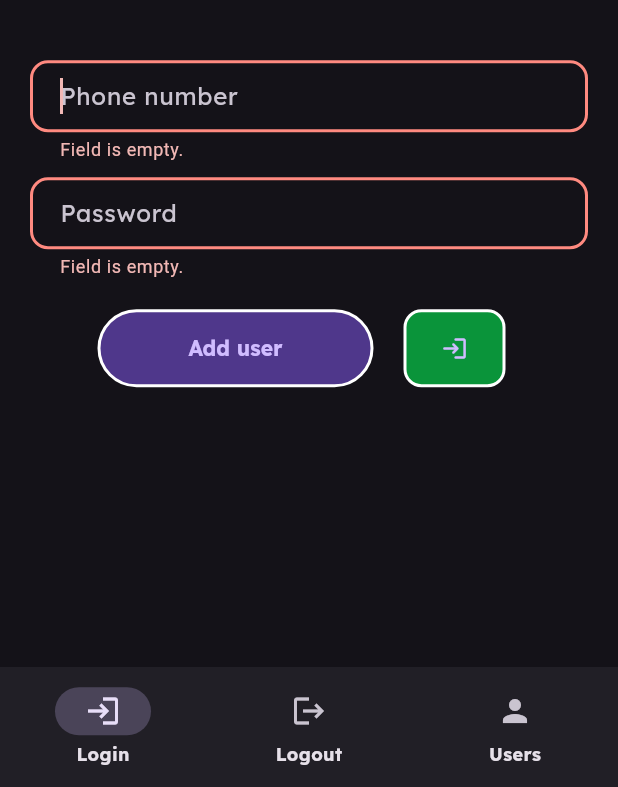
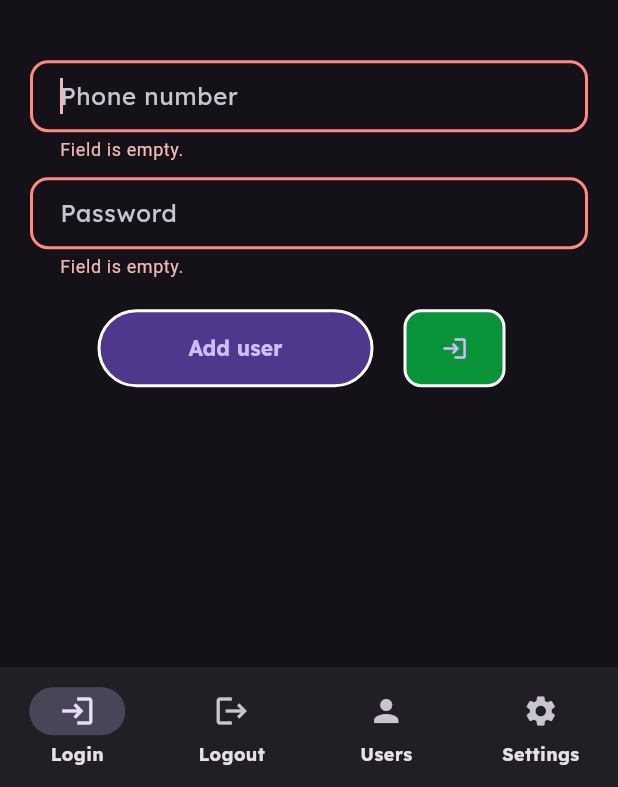
Before and after one commit to duskygloom/moe_wifi_flutter, a Flutter app: the screen it shows after launch, after a tap on "Add user", on a phone screen of 412 x 824 dp, the part 449-1236 px from its top. Run offline on Flutter 3.47's test engine with Material 3 defaults, Android fonts, the phone set to English and light mode, and no system bars; our stand-ins replace google_fonts, hive, logger; accounts and stored records are empty; statements that could not run were skipped.

Commit message:
Version 1.0.3

```diff
--- a/lib/core/pages/home_page.dart
+++ b/lib/core/pages/home_page.dart
@@ -1,8 +1,10 @@
 import 'package:flutter/material.dart';
+import 'package:moe_wifi/core/theme.dart';
 import 'package:moe_wifi/core/widgets/appbar.dart';
 import 'package:moe_wifi/core/widgets/sidebar.dart';
 import 'package:moe_wifi/views/logout/pages/logout_page.dart';
 import 'package:moe_wifi/views/login/pages/login_page.dart';
+import 'package:moe_wifi/views/settings/pages/settings_page.dart';
 import 'package:moe_wifi/views/users/pages/users_page.dart';
 import 'package:moe_wifi/core/widgets/bottom_bar.dart';
 
@@ -24,6 +26,7 @@ class _HomePageState extends State<HomePage> {
         LoginPage.body,
         LogoutPage.body,
         UsersPage.body,
+        SettingsPage.body,
       ],
     );
     var topbar = Appbar(index: selected);
@@ -43,16 +46,16 @@ class _HomePageState extends State<HomePage> {
         });
     return Scaffold(
       appBar: topbar,
-      body: MediaQuery.sizeOf(context).width > 600
-          ? Row(
-              children: [
-                Expanded(child: body),
-                sidebar,
-              ],
-            )
+      body: MediaQuery.sizeOf(context).width > CustomTheme.mobileWidth
+          ? Row(children: [
+              Expanded(child: body),
+              sidebar,
+            ])
           : body,
       bottomNavigationBar:
-          MediaQuery.sizeOf(context).width > 600 ? null : navigationBar,
+          MediaQuery.sizeOf(context).width > CustomTheme.mobileWidth
+              ? null
+              : navigationBar,
     );
   }
 }
--- a/lib/core/theme.dart
+++ b/lib/core/theme.dart
@@ -12,6 +12,8 @@ class CustomTheme {
       ),
     );
   }
+
+  static const mobileWidth = 600;
 
   static Color get activeColor => const Color.fromARGB(255, 10, 148, 58);
 
--- a/lib/core/widgets/appbar.dart
+++ b/lib/core/widgets/appbar.dart
@@ -1,6 +1,7 @@
 import 'package:flutter/material.dart';
 import 'package:moe_wifi/views/logout/pages/logout_page.dart';
 import 'package:moe_wifi/views/login/pages/login_page.dart';
+import 'package:moe_wifi/views/settings/pages/settings_page.dart';
 import 'package:moe_wifi/views/users/pages/users_page.dart';
 
 class Appbar extends StatelessWidget implements PreferredSizeWidget {
@@ -16,6 +17,7 @@ class Appbar extends StatelessWidget implements PreferredSizeWidget {
         LoginPage.appbar(context),
         LogoutPage.appbar(context),
         UsersPage.appbar(context),
+        SettingsPage.appbar(context),
       ],
     );
   }
--- a/lib/core/widgets/bottom_bar.dart
+++ b/lib/core/widgets/bottom_bar.dart
@@ -14,6 +14,7 @@ class BottomBar extends StatelessWidget {
         NavigationDestination(icon: Icon(Icons.login), label: 'Login'),
         NavigationDestination(icon: Icon(Icons.logout), label: 'Logout'),
         NavigationDestination(icon: Icon(Icons.person), label: 'Users'),
+        NavigationDestination(icon: Icon(Icons.settings), label: 'Settings'),
       ],
       selectedIndex: selected,
       onDestinationSelected: onDestinationSelected,
--- a/lib/core/widgets/text_input.dart
+++ b/lib/core/widgets/text_input.dart
@@ -3,21 +3,27 @@ import 'package:flutter/material.dart';
 class TextInput extends StatelessWidget {
   const TextInput({
     super.key,
-    required this.hintText,
     required this.controller,
+    this.hintText,
+    this.labelText,
     this.isPhone = false,
     this.isObscure = false,
     this.isFocused = false,
     this.isMandatory = false,
     this.onEnterPress,
+    this.action,
+    this.focusNode,
   });
 
-  final String hintText;
+  final String? hintText;
+  final String? labelText;
   final TextEditingController controller;
   final bool isPhone;
   final bool isFocused;
   final bool isObscure;
   final bool isMandatory;
+  final TextInputAction? action;
+  final FocusNode? focusNode;
   final Future<void> Function()? onEnterPress;
 
   @override
@@ -31,6 +37,7 @@ class TextInput extends StatelessWidget {
         style: Theme.of(context).inputDecorationTheme.hintStyle,
         decoration: InputDecoration(
           hintText: hintText,
+          labelText: labelText,
         ),
         validator: isMandatory
             ? (value) {
@@ -46,6 +53,8 @@ class TextInput extends StatelessWidget {
         obscureText: isObscure,
         autofocus: isFocused,
         keyboardType: isPhone ? TextInputType.phone : null,
+        textInputAction: action,
+        focusNode: focusNode,
       ),
     );
   }
--- a/lib/models/refresh_callback.dart
+++ b/lib/models/refresh_callback.dart
@@ -11,6 +11,9 @@ Future<void> refreshCallback() async {
     (e, trace) {
       if (e is ClientException) {
         throw Exception('Not connected to network.');
+      } else {
+        // throw Exception('Something went wrong...');
+        throw e.toString();
       }
     },
   );
--- a/lib/views/login/widgets/login_body.dart
+++ b/lib/views/login/widgets/login_body.dart
@@ -1,6 +1,6 @@
 import 'package:flutter/material.dart';
 import 'package:moe_wifi/core/theme.dart';
-import 'package:moe_wifi/views/login/widgets/add_user_form.dart';
+import 'package:moe_wifi/views/login/widgets/user_form.dart';
 
 class LoginBody extends StatelessWidget {
   const LoginBody({super.key});
@@ -19,15 +19,21 @@ class LoginBody extends StatelessWidget {
         ),
         const Padding(
           padding: EdgeInsets.symmetric(horizontal: 20),
-          child: AddUserForm(),
+          child: UserForm(),
         ),
         const SizedBox(height: 40),
       ],
     );
-    return MediaQuery.sizeOf(context).height < 600
-        ? SingleChildScrollView(
-            child: content,
-          )
-        : content;
+
+    final appWidth = MediaQuery.sizeOf(context).width;
+    final appHeight = MediaQuery.sizeOf(context).height;
+
+    if (appWidth <= CustomTheme.mobileWidth && appHeight < 485) {
+      return SingleChildScrollView(child: content);
+    } else if (appHeight < 405) {
+      return SingleChildScrollView(child: content);
+    } else {
+      return content;
+    }
   }
 }
--- a/lib/views/login/widgets/quick_login_row.dart
+++ b/lib/views/login/widgets/login_butttons.dart
@@ -6,8 +6,8 @@ import 'package:moe_wifi/models/local_storage.dart';
 import 'package:moe_wifi/models/moe.dart';
 import 'package:moe_wifi/models/refresh_callback.dart';
 
-class QuickLoginRow extends StatelessWidget {
-  const QuickLoginRow({super.key});
+class LoginButtons extends StatelessWidget {
+  const LoginButtons({super.key});
 
   Future<void> loginFunction(BuildContext context) async {
     final currentUser = LocalStorage.getConfig('currentUser') ?? '';
--- a/lib/views/login/widgets/add_user_form.dart
+++ b/lib/views/login/widgets/user_form.dart
@@ -2,16 +2,16 @@ import 'package:flutter/material.dart';
 import 'package:moe_wifi/models/local_storage.dart';
 import 'package:moe_wifi/core/widgets/loading_button.dart';
 import 'package:moe_wifi/core/widgets/text_input.dart';
-import 'package:moe_wifi/views/login/widgets/quick_login_row.dart';
+import 'package:moe_wifi/views/login/widgets/login_butttons.dart';
 
-class AddUserForm extends StatefulWidget {
-  const AddUserForm({super.key});
+class UserForm extends StatefulWidget {
+  const UserForm({super.key});
 
   @override
-  State<AddUserForm> createState() => _AddUserFormState();
+  State<UserForm> createState() => _UserFormState();
 }
 
-class _AddUserFormState extends State<AddUserForm> {
+class _UserFormState extends State<UserForm> {
   final formKey = GlobalKey<FormState>();
   final phoneController = TextEditingController();
   final passwordController = TextEditingController();
@@ -23,8 +23,7 @@ class _AddUserFormState extends State<AddUserForm> {
     super.dispose();
   }
 
-  Future<void> addUserFunction() async {
-    if (!formKey.currentState!.validate()) return;
+  void addUserFunction() {
     LocalStorage.putPassword(
       phoneNumber: phoneController.text,
       password: passwordController.text,
@@ -37,14 +36,25 @@ class _AddUserFormState extends State<AddUserForm> {
 
   @override
   Widget build(BuildContext context) {
-    var widgets = [
+    final passwordNode = FocusNode();
+
+    final widgets = [
       LoadingButton(
         text: 'Add user',
-        onTap: addUserFunction,
+        onTap: () async {
+          if (formKey.currentState!.validate()) {
+            addUserFunction();
+            ScaffoldMessenger.of(context).showSnackBar(SnackBar(
+              content: Text('Added user: ${phoneController.text}'),
+              behavior: SnackBarBehavior.floating,
+            ));
+          }
+        },
       ),
       const SizedBox(width: 10, height: 16),
-      const QuickLoginRow(),
+      const LoginButtons(),
     ];
+
     return Form(
       key: formKey,
       child: Column(
@@ -56,7 +66,10 @@ class _AddUserFormState extends State<AddUserForm> {
             isPhone: true,
             isFocused: true,
             isMandatory: true,
-            onEnterPress: addUserFunction,
+            action: TextInputAction.next,
+            onEnterPress: () async {
+              passwordNode.requestFocus();
+            },
           ),
           const SizedBox(height: 10),
           TextInput(
@@ -64,7 +77,17 @@ class _AddUserFormState extends State<AddUserForm> {
             controller: passwordController,
             isObscure: true,
             isMandatory: true,
-            onEnterPress: addUserFunction,
+            focusNode: passwordNode,
+            action: TextInputAction.done,
+            onEnterPress: () async {
+              if (formKey.currentState!.validate()) {
+                addUserFunction();
+                ScaffoldMessenger.of(context).showSnackBar(SnackBar(
+                  content: Text('Added user: ${phoneController.text}'),
+                  behavior: SnackBarBehavior.floating,
+                ));
+              }
+            },
           ),
           const SizedBox(height: 20),
           MediaQuery.sizeOf(context).width > 400
--- /dev/null
+++ b/lib/views/settings/pages/settings_page.dart
@@ -0,0 +1,14 @@
+import 'package:flutter/material.dart';
+import 'package:moe_wifi/core/theme.dart';
+import 'package:moe_wifi/views/settings/widgets/settings_body.dart';
+
+class SettingsPage {
+  static Widget get body => const SettingsBody();
+
+  static AppBar appbar(BuildContext context) {
+    return AppBar(
+      surfaceTintColor: Colors.transparent,
+      title: Text('Settings', style: CustomTheme.titleTextTheme),
+    );
+  }
+}
--- /dev/null
+++ b/lib/views/settings/widgets/settings_body.dart
@@ -0,0 +1,36 @@
+import 'package:flutter/material.dart';
+import 'package:moe_wifi/core/theme.dart';
+import 'package:moe_wifi/views/settings/widgets/settings_form.dart';
+
+class SettingsBody extends StatelessWidget {
+  const SettingsBody({super.key});
+
+  @override
+  Widget build(BuildContext context) {
+    const contentWidth = 800;
+    final appWidth = MediaQuery.sizeOf(context).width;
+    final appHeight = MediaQuery.sizeOf(context).height;
+    final totalPadding = appWidth > contentWidth ? appWidth - contentWidth : 40;
+
+    var content = Column(
+      mainAxisAlignment: MainAxisAlignment.center,
+      children: [
+        Padding(
+          padding: EdgeInsets.symmetric(
+            horizontal: totalPadding / 2,
+            vertical: 20,
+          ),
+          child: const SettingsForm(),
+        ),
+      ],
+    );
+
+    if (appWidth <= CustomTheme.mobileWidth && appHeight < 472) {
+      return SingleChildScrollView(child: content);
+    } else if (appHeight < 392) {
+      return SingleChildScrollView(child: content);
+    } else {
+      return content;
+    }
+  }
+}
--- a/pubspec.yaml
+++ b/pubspec.yaml
@@ -16,7 +16,7 @@ publish_to: "none" # Remove this line if you wish to publish to pub.dev
 # https://developer.apple.com/library/archive/documentation/General/Reference/InfoPlistKeyReference/Articles/CoreFoundationKeys.html
 # In Windows, build-name is used as the major, minor, and patch parts
 # of the product and file versions while build-number is used as the build suffix.
-version: 1.0.2+1
+version: 1.0.3+1
 
 environment:
   sdk: ^3.5.4
```
Also changed, not shown: lib/core/widgets/sidebar.dart (+9 -2 lines), lib/models/moe.dart (+22 -17 lines), lib/views/settings/widgets/settings_form.dart (added, +132 -0 lines), pubspec.lock, 7 other files.
